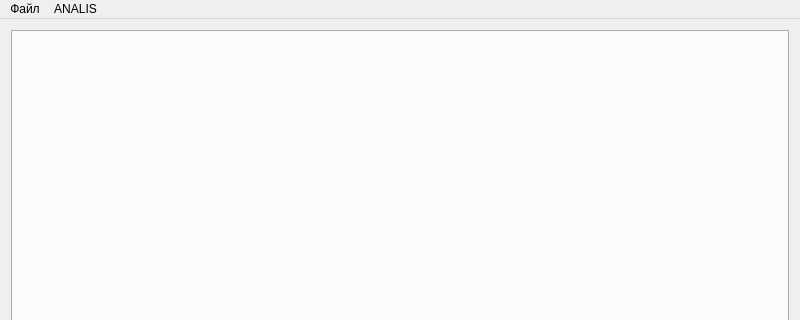
Before: the Qt Designer form mainwindow.ui in de1mos242/USDiplom, drawn with Qt 5; both pictures show x 0 to 800 and y 0 to 320 of the 800 by 600 pixel window.
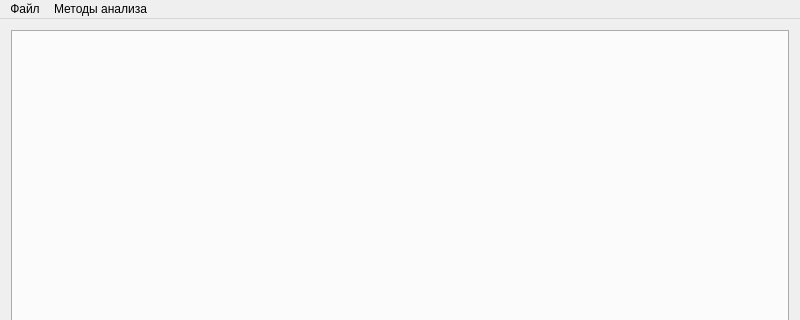
After: the same form once the commit is applied.

```diff
--- a/mainwindow.ui
+++ b/mainwindow.ui
@@ -53,7 +53,7 @@
    </widget>
    <widget class="QMenu" name="menuANALIS">
     <property name="title">
-     <string>ANALIS</string>
+     <string>Методы анализа</string>
     </property>
     <widget class="QMenu" name="menu_2">
      <property name="title">
```
